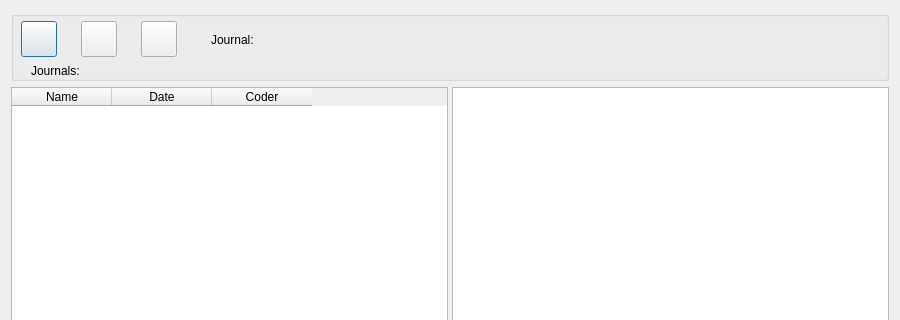
The window that GUI_UIs/ui_dialog_journals.ui (ccbogel/QualCoder) describes before a commit, drawn with Qt 5; both pictures show x 0 to 900 and y 0 to 320 of the 900 by 680 pixel window.
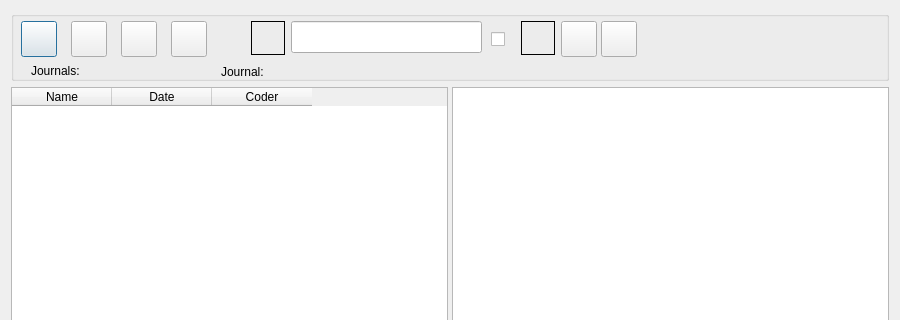
The same window after the commit.

What changed in the file:
```diff
--- a/GUI_UIs/ui_dialog_journals.ui
+++ b/GUI_UIs/ui_dialog_journals.ui
@@ -50,7 +50,7 @@
      <widget class="QPushButton" name="pushButton_export">
       <property name="geometry">
        <rect>
-        <x>70</x>
+        <x>60</x>
         <y>10</y>
         <width>36</width>
         <height>36</height>
@@ -66,7 +66,7 @@
      <widget class="QPushButton" name="pushButton_delete">
       <property name="geometry">
        <rect>
-        <x>130</x>
+        <x>160</x>
         <y>10</y>
         <width>36</width>
         <height>36</height>
@@ -82,9 +82,9 @@
      <widget class="QLabel" name="label_jname">
       <property name="geometry">
        <rect>
-        <x>200</x>
-        <y>18</y>
-        <width>571</width>
+        <x>210</x>
+        <y>50</y>
+        <width>491</width>
         <height>21</height>
        </rect>
       </property>
@@ -97,7 +97,7 @@
        <rect>
         <x>20</x>
         <y>50</y>
-        <width>221</width>
+        <width>181</width>
         <height>20</height>
        </rect>
       </property>
@@ -105,6 +105,155 @@
        <string>Journals: </string>
       </property>
      </widget>
+     <widget class="QPushButton" name="pushButton_export_all">
+      <property name="geometry">
+       <rect>
+        <x>110</x>
+        <y>10</y>
+        <width>36</width>
+        <height>36</height>
+       </rect>
+      </property>
+      <property name="toolTip">
+       <string>&lt;html&gt;&lt;head/&gt;&lt;body&gt;&lt;p&gt;Export&lt;/p&gt;&lt;/body&gt;&lt;/html&gt;</string>
+      </property>
+      <property name="text">
+       <string/>
+      </property>
+     </widget>
+     <widget class="QLabel" name="label_search_regex">
+      <property name="geometry">
+       <rect>
+        <x>240</x>
+        <y>10</y>
+        <width>34</width>
+        <height>34</height>
+       </rect>
+      </property>
+      <property name="toolTip">
+       <string>&lt;html&gt;&lt;head/&gt;&lt;body&gt;&lt;p&gt;Search uses Regex functions. &lt;/p&gt;&lt;p&gt;A dot ‘.’ is used as a wild card, e.g. ‘.ears’ will match ‘bears’ and ‘years’. &lt;/p&gt;&lt;p&gt;A ‘?’ after a character will match one or none times that character, e.g. ‘bears?’ will match ‘bear’ and ‘bears’ &lt;/p&gt;&lt;p&gt;&lt;span style=&quot; background-color:transparent;&quot;&gt;A ‘*’ after a character will match zero or more times. &lt;/span&gt;&lt;/p&gt;&lt;p&gt;&lt;span style=&quot; background-color:transparent;&quot;&gt;‘&lt;/span&gt;\. will match the dot symbol, ‘\?’ will match the question mark. ‘\n’ will match the line ending symbol. &lt;/p&gt;&lt;p&gt;Regex cheatsheet: &lt;a href=&quot;http://www.rexegg.com/regex-quickstart.html&quot;&gt;&lt;span style=&quot; text-decoration: underline; color:#000080;&quot;&gt;www.rexegg.com/regex-quickstart.html&lt;/span&gt;&lt;/a&gt;&lt;/p&gt;&lt;/body&gt;&lt;/html&gt;</string>
+      </property>
+      <property name="autoFillBackground">
+       <bool>false</bool>
+      </property>
+      <property name="frameShape">
+       <enum>QFrame::Box</enum>
+      </property>
+      <property name="text">
+       <string/>
+      </property>
+      <property name="alignment">
+       <set>Qt::AlignRight|Qt::AlignTrailing|Qt::AlignVCenter</set>
+      </property>
+      <property name="wordWrap">
+       <bool>true</bool>
+      </property>
+     </widget>
+     <widget class="QPushButton" name="pushButton_next">
+      <property name="geometry">
+       <rect>
+        <x>590</x>
+        <y>10</y>
+        <width>36</width>
+        <height>36</height>
+       </rect>
+      </property>
+      <property name="toolTip">
+       <string>&lt;html&gt;&lt;head/&gt;&lt;body&gt;&lt;p&gt;Next&lt;/p&gt;&lt;/body&gt;&lt;/html&gt;</string>
+      </property>
+      <property name="text">
+       <string/>
+      </property>
+     </widget>
+     <widget class="QLabel" name="label_search_totals">
+      <property name="geometry">
+       <rect>
+        <x>862</x>
+        <y>12</y>
+        <width>81</width>
+        <height>22</height>
+       </rect>
+      </property>
+      <property name="text">
+       <string>0 / 0</string>
+      </property>
+      <property name="alignment">
+       <set>Qt::AlignCenter</set>
+      </property>
+     </widget>
+     <widget class="QLineEdit" name="lineEdit_search">
+      <property name="geometry">
+       <rect>
+        <x>280</x>
+        <y>10</y>
+        <width>191</width>
+        <height>32</height>
+       </rect>
+      </property>
+      <property name="toolTip">
+       <string>&lt;html&gt;&lt;head/&gt;&lt;body&gt;&lt;p&gt;Search for text.&lt;/p&gt;&lt;p&gt;check &lt;span style=&quot; font-weight:600;&quot;&gt;All journals&lt;/span&gt; for searching all journals&lt;/p&gt;&lt;/body&gt;&lt;/html&gt;</string>
+      </property>
+     </widget>
+     <widget class="QCheckBox" name="checkBox_search_all_journals">
+      <property name="geometry">
+       <rect>
+        <x>480</x>
+        <y>10</y>
+        <width>21</width>
+        <height>36</height>
+       </rect>
+      </property>
+      <property name="toolTip">
+       <string>&lt;html&gt;&lt;head/&gt;&lt;body&gt;&lt;p&gt;search all journals&lt;/p&gt;&lt;/body&gt;&lt;/html&gt;</string>
+      </property>
+      <property name="text">
+       <string/>
+      </property>
+     </widget>
+     <widget class="QPushButton" name="pushButton_previous">
+      <property name="geometry">
+       <rect>
+        <x>550</x>
+        <y>10</y>
+        <width>36</width>
+        <height>36</height>
+       </rect>
+      </property>
+      <property name="toolTip">
+       <string>&lt;html&gt;&lt;head/&gt;&lt;body&gt;&lt;p&gt;Previous&lt;/p&gt;&lt;/body&gt;&lt;/html&gt;</string>
+      </property>
+      <property name="text">
+       <string/>
+      </property>
+     </widget>
+     <widget class="QLabel" name="label_search_all_journals">
+      <property name="geometry">
+       <rect>
+        <x>510</x>
+        <y>10</y>
+        <width>34</width>
+        <height>34</height>
+       </rect>
+      </property>
+      <property name="toolTip">
+       <string>&lt;html&gt;&lt;head/&gt;&lt;body&gt;&lt;p&gt;Search all journals&lt;/p&gt;&lt;/body&gt;&lt;/html&gt;</string>
+      </property>
+      <property name="autoFillBackground">
+       <bool>false</bool>
+      </property>
+      <property name="frameShape">
+       <enum>QFrame::Box</enum>
+      </property>
+      <property name="text">
+       <string/>
+      </property>
+      <property name="alignment">
+       <set>Qt::AlignRight|Qt::AlignTrailing|Qt::AlignVCenter</set>
+      </property>
+      <property name="wordWrap">
+       <bool>true</bool>
+      </property>
+     </widget>
     </widget>
    </item>
    <item row="1" column="0">
```
